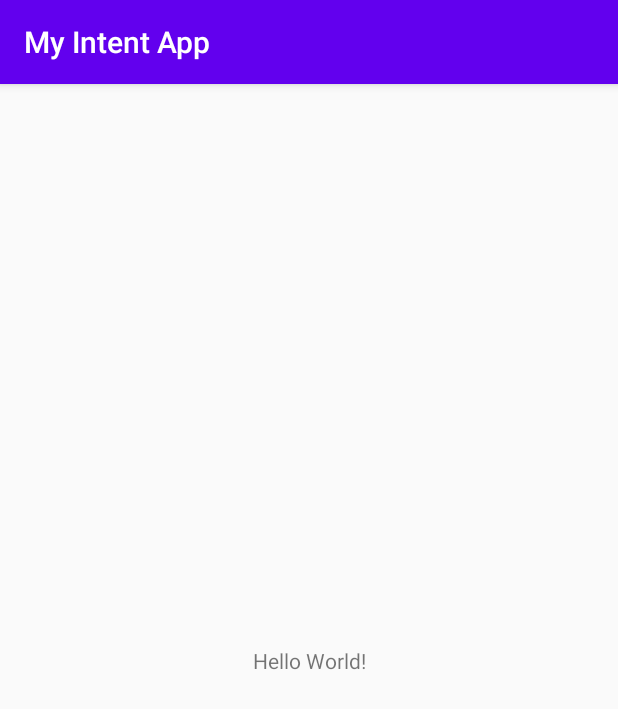
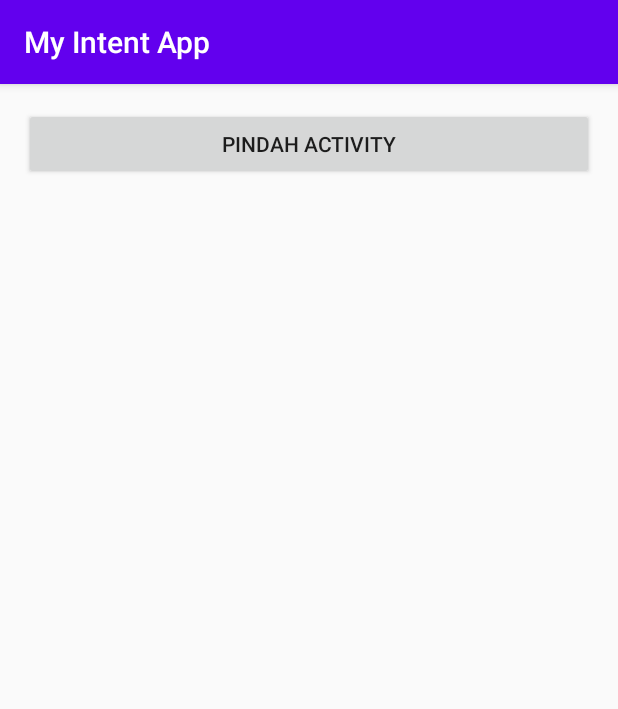
Before and after one commit to Anifyuli/Android-apps-excercise, an Android app: the screen it shows after launch (MainActivity), on a phone screen of 412 x 824 dp. Shown: the top 709 px of the screen. Run offline under Robolectric (Android 15) with nearby library versions, the phone set to English and light mode, and no system bars.

Commit message:
Re-code Intent app

```diff
--- a/MyIntentApp/app/src/main/AndroidManifest.xml
+++ b/MyIntentApp/app/src/main/AndroidManifest.xml
@@ -10,6 +10,9 @@
         android:supportsRtl="true"
         android:theme="@style/Theme.MyIntentApp">
         <activity
+            android:name=".MoveActivity"
+            android:exported="false" />
+        <activity
             android:name=".MainActivity"
             android:exported="true">
             <intent-filter>
--- a/MyIntentApp/app/src/main/java/com/anifyuli/myintentapp/MainActivity.kt
+++ b/MyIntentApp/app/src/main/java/com/anifyuli/myintentapp/MainActivity.kt
@@ -1,11 +1,26 @@
 package com.anifyuli.myintentapp
 
+import android.content.Intent
 import android.support.v7.app.AppCompatActivity
 import android.os.Bundle
+import android.view.View
+import android.widget.Button
 
-class MainActivity : AppCompatActivity() {
+class MainActivity : AppCompatActivity(), View.OnClickListener {
     override fun onCreate(savedInstanceState: Bundle?) {
         super.onCreate(savedInstanceState)
         setContentView(R.layout.activity_main)
+
+        val btnMoveActivity: Button = findViewById(R.id.btn_move_activity)
+        btnMoveActivity.setOnClickListener(this)
+    }
+
+    override fun onClick(v: View?) {
+        when (v?.id) {
+            R.id.btn_move_activity -> {
+                val moveIntent = Intent(this@MainActivity, MoveActivity::class.java)
+                startActivity(moveIntent)
+            }
+        }
     }
 }
--- a/MyIntentApp/app/src/main/res/layout/activity_main.xml
+++ b/MyIntentApp/app/src/main/res/layout/activity_main.xml
@@ -1,18 +1,17 @@
 <?xml version="1.0" encoding="utf-8"?>
-<android.support.constraint.ConstraintLayout xmlns:android="http://schemas.android.com/apk/res/android"
-    xmlns:app="http://schemas.android.com/apk/res-auto"
-    xmlns:tools="http://schemas.android.com/tools"
+<LinearLayout xmlns:android="http://schemas.android.com/apk/res/android"
     android:layout_width="match_parent"
     android:layout_height="match_parent"
-    tools:context=".MainActivity">
+    android:orientation="vertical"
+    android:padding="16dp">
 
-    <TextView
-        android:layout_width="wrap_content"
+
+    <Button
+        android:layout_width="match_parent"
         android:layout_height="wrap_content"
-        android:text="Hello World!"
-        app:layout_constraintBottom_toBottomOf="parent"
-        app:layout_constraintLeft_toLeftOf="parent"
-        app:layout_constraintRight_toRightOf="parent"
-        app:layout_constraintTop_toTopOf="parent" />
+        android:id="@+id/btn_move_activity"
+        android:layout_marginBottom="16dp"
+        android:text="@string/move_activity"/>
 
-</android.support.constraint.ConstraintLayout>
+
+</LinearLayout>
--- a/MyIntentApp/app/src/main/res/values/strings.xml
+++ b/MyIntentApp/app/src/main/res/values/strings.xml
@@ -1,3 +1,8 @@
 <resources>
     <string name="app_name">My Intent App</string>
+    <string name="move_activity">Pindah Activity</string>
+    <string name="move_with_data">Pindah Activity dengan Data</string>
+    <string name="dial_number">Dial a Number</string>
+    <string name="data_received">Data diterima</string>
+    <string name="this_is_moveactivity">Ini Moveactivity</string>
 </resources>
```
Also changed, not shown: MyIntentApp/app/src/main/java/com/anifyuli/myintentapp/MoveActivity.kt (added, +11 -0 lines), MyIntentApp/app/src/main/res/layout/activity_move.xml (added, +13 -0 lines), MyIntentApp/gradle/wrapper/gradle-wrapper.properties.
